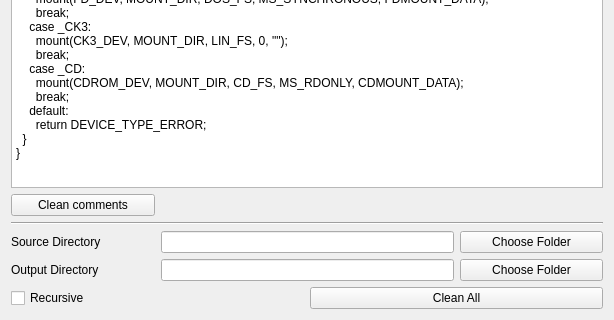
First picture: the form in mainwindow.ui, repository VoreWind/CommentOrganizer, before the edit; both pictures show x 0 to 614 and y 626 to 946 of the 614 by 946 pixel window.
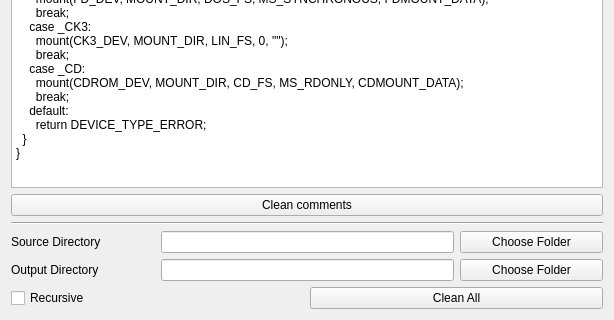
Second picture: the form after the edit.

Commit message: Fix the bug introduced in rewriting the code

```diff
--- a/mainwindow.ui
+++ b/mainwindow.ui
@@ -15,13 +15,6 @@
   </property>
   <widget class="QWidget" name="centralWidget">
    <layout class="QGridLayout" name="gridLayout">
-    <item row="1" column="0">
-     <widget class="QPushButton" name="clean_button">
-      <property name="text">
-       <string>Clean comments</string>
-      </property>
-     </widget>
-    </item>
     <item row="2" column="0" colspan="4">
      <widget class="Line" name="line">
       <property name="orientation">
@@ -138,6 +131,13 @@
       </property>
      </widget>
     </item>
+    <item row="1" column="0" colspan="4">
+     <widget class="QPushButton" name="clean_button">
+      <property name="text">
+       <string>Clean comments</string>
+      </property>
+     </widget>
+    </item>
    </layout>
   </widget>
  </widget>
```
The commit also changes 2 other files.
